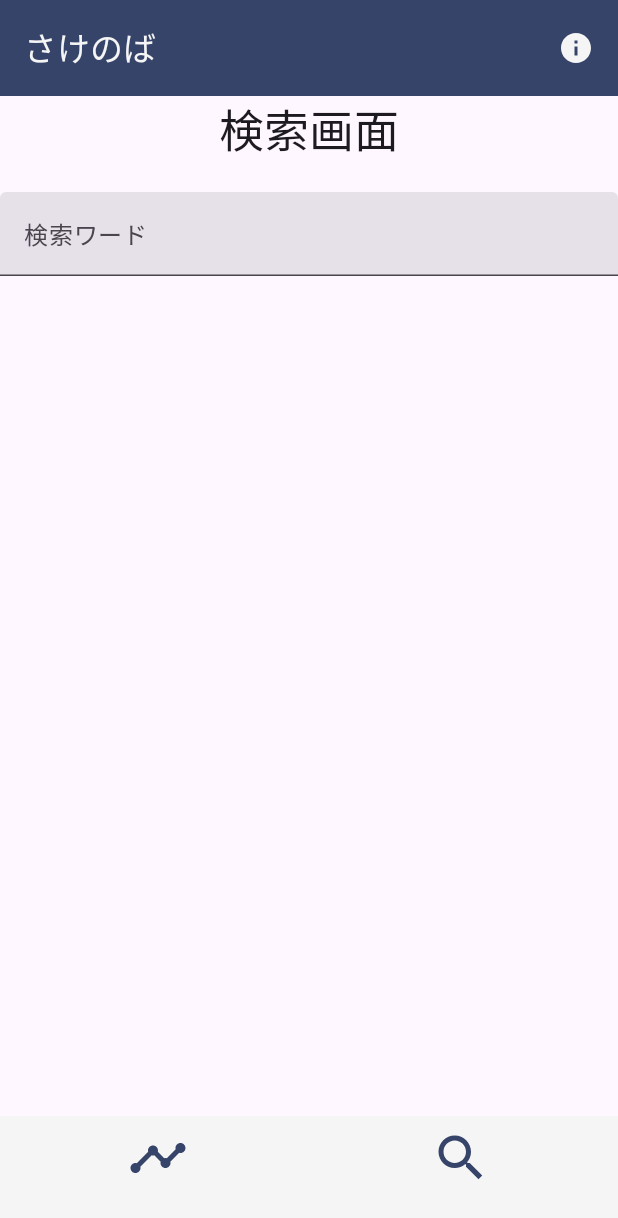
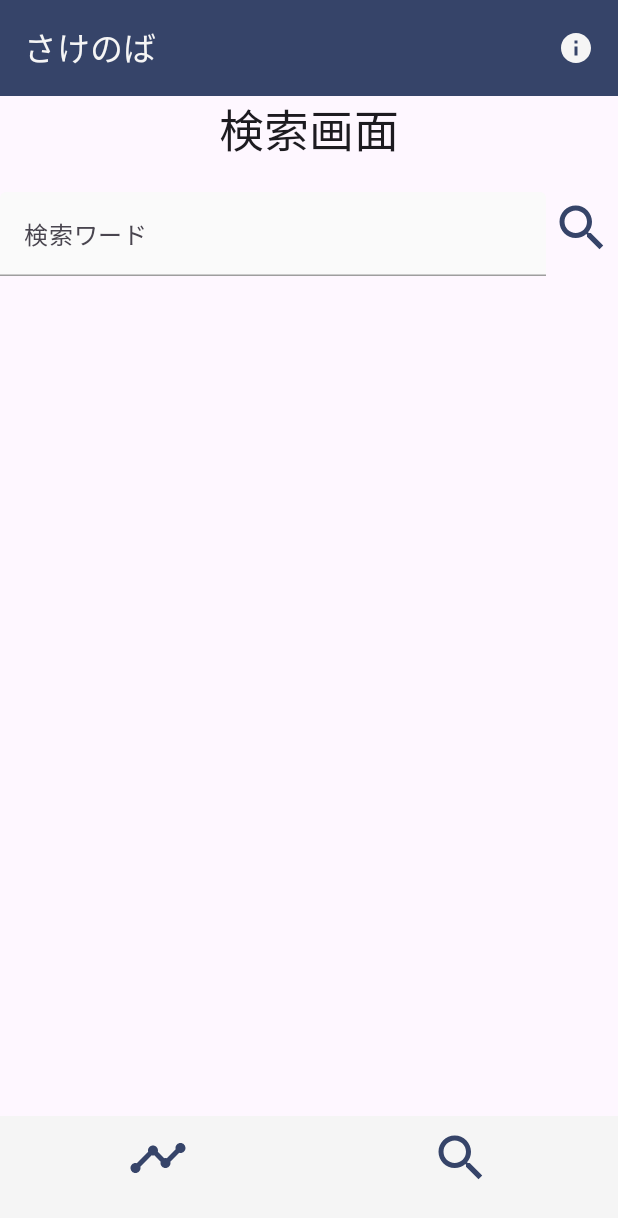
Before and after one commit to NineDisc/SakeApp, an Android app built with Jetpack Compose: the search screen opened through its navigation route, on a phone screen of 412 x 824 dp. Shown: the top 1218 px of the screen. Run offline under Robolectric (Android 15) with nearby library versions, the phone set to English and light mode, and no system bars.

Commit message:
feat: 検索画面のUI実装

```diff
--- a/app/src/main/java/com/example/sakeapp/ui/SakeApp.kt
+++ b/app/src/main/java/com/example/sakeapp/ui/SakeApp.kt
@@ -12,7 +12,7 @@ import com.example.sakeapp.ui.component.SakeBottomAppBar
 import com.example.sakeapp.ui.component.SakeTopAppBar
 import com.example.sakeapp.ui.feature.ranking.RankingContents
 import androidx.navigation.compose.composable
-import com.example.sakeapp.ui.feature.search.SearchScreen
+import com.example.sakeapp.ui.feature.search.SearchContents
 
 @Composable
 fun SakeApp() {
@@ -26,7 +26,7 @@ fun SakeApp() {
         Column(modifier = Modifier.padding(padding)) {
             NavHost(navController = navController, startDestination = "ranking"){
                 composable("ranking") { RankingContents() }
-                composable("search") { SearchScreen() }
+                composable("search") { SearchContents() }
             }
         }
     }
--- a/app/src/main/java/com/example/sakeapp/ui/feature/ranking/RankingScreen.kt
+++ b/app/src/main/java/com/example/sakeapp/ui/feature/ranking/RankingScreen.kt
@@ -78,7 +78,6 @@ fun RankingItem(item: SakeRanking) {
         Text(text = item.name, fontSize = 36.sp)
         Text(text = "${item.breweries}  ${item.area}")
     }
-
 }
 
 //@Preview
--- a/app/src/main/java/com/example/sakeapp/ui/feature/search/SearchScreen.kt
+++ b/app/src/main/java/com/example/sakeapp/ui/feature/search/SearchScreen.kt
@@ -5,17 +5,40 @@ import androidx.compose.foundation.layout.Row
 import androidx.compose.foundation.layout.Spacer
 import androidx.compose.foundation.layout.fillMaxWidth
 import androidx.compose.foundation.layout.padding
+import androidx.compose.foundation.layout.size
+import androidx.compose.material.icons.Icons
+import androidx.compose.material.icons.filled.Search
+import androidx.compose.material3.ExperimentalMaterial3Api
+import androidx.compose.material3.Icon
+import androidx.compose.material3.IconButton
 import androidx.compose.material3.Text
 import androidx.compose.material3.TextField
+import androidx.compose.material3.TextFieldDefaults
 import androidx.compose.runtime.Composable
+import androidx.compose.runtime.getValue
+import androidx.compose.runtime.mutableStateOf
+import androidx.compose.runtime.remember
+import androidx.compose.runtime.setValue
 import androidx.compose.ui.Modifier
 import androidx.compose.ui.text.TextStyle
 import androidx.compose.ui.unit.sp
 import androidx.compose.ui.text.style.TextAlign
+import androidx.compose.ui.tooling.preview.Preview
 import androidx.compose.ui.unit.dp
+import com.example.sakeapp.ui.theme.*
 
 @Composable
-fun SearchScreen() {
+fun SearchContents() {
+    val viewModel = SearchViewModel()
+    SearchScreen(viewModel)
+}
+
+@OptIn(ExperimentalMaterial3Api::class)
+@Composable
+private fun SearchScreen(viewModel: SearchViewModel) {
+
+    var zipCodeInput by remember { mutableStateOf("") }
+
     Column {
         Text(
             text = "検索画面",
@@ -29,11 +52,33 @@ fun SearchScreen() {
         // TODO 検索画面の実装
         Row {
             TextField(
-                value = "",
-                onValueChange = {},
-                modifier = Modifier.fillMaxWidth(),
-                label = { Text("検索ワード") }
+                value = zipCodeInput,
+                onValueChange = { zipCodeInput = it },
+                modifier = Modifier.weight(0.7f),
+                label = { Text("検索ワード") },
+                colors = TextFieldDefaults.textFieldColors(
+                    containerColor = Grey10, // 背景の色
+                    focusedIndicatorColor = Grey70, // フォーカス時のインジケータ（下線）の色
+                    unfocusedIndicatorColor = Grey60, // 非フォーカス時のインジケータ（下線）の色
+                    cursorColor = Grey50 // カーソルの色
+                )
             )
+
+            // 検索ボタン
+            IconButton(onClick = { /*TODO クリックイベント*/ }) {
+                Icon(
+                    Icons.Filled.Search,
+                    modifier = Modifier.size(40.dp).weight(0.3f),
+                    contentDescription = "Search",
+                    tint = BlueGrey
+                )
+            }
         }
     }
 }
+
+@Composable
+@Preview
+private fun SearchScreenPreview() {
+    SearchContents()
+}
--- /dev/null
+++ b/app/src/main/java/com/example/sakeapp/ui/feature/search/SearchViewModel.kt
@@ -0,0 +1,7 @@
+package com.example.sakeapp.ui.feature.search
+
+import androidx.lifecycle.ViewModel
+
+class SearchViewModel: ViewModel(){
+
+}
```
